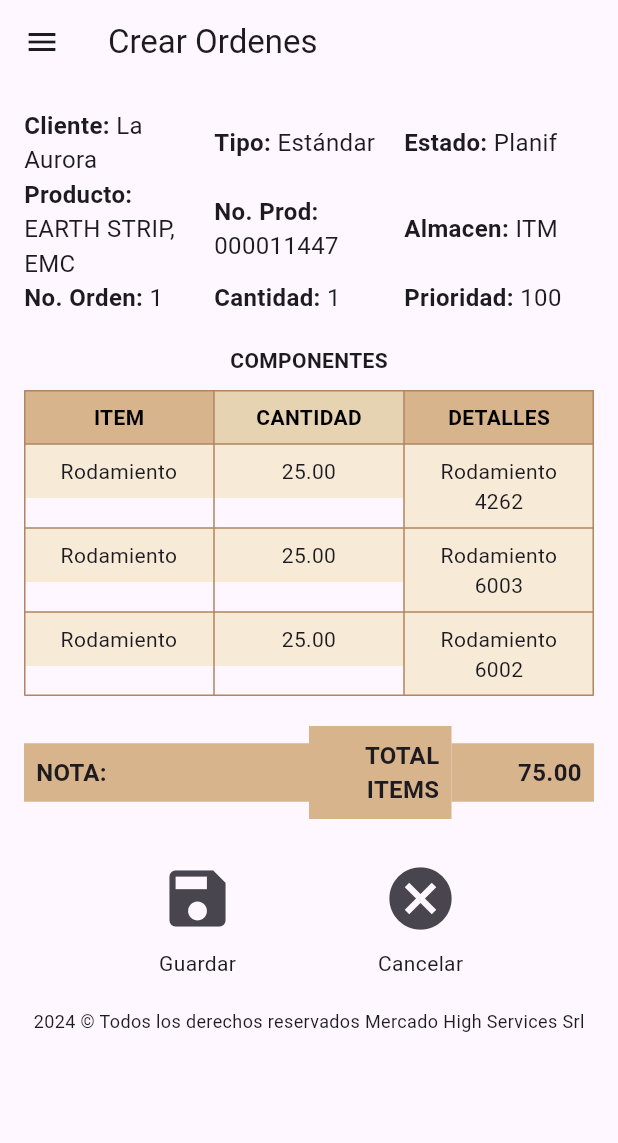
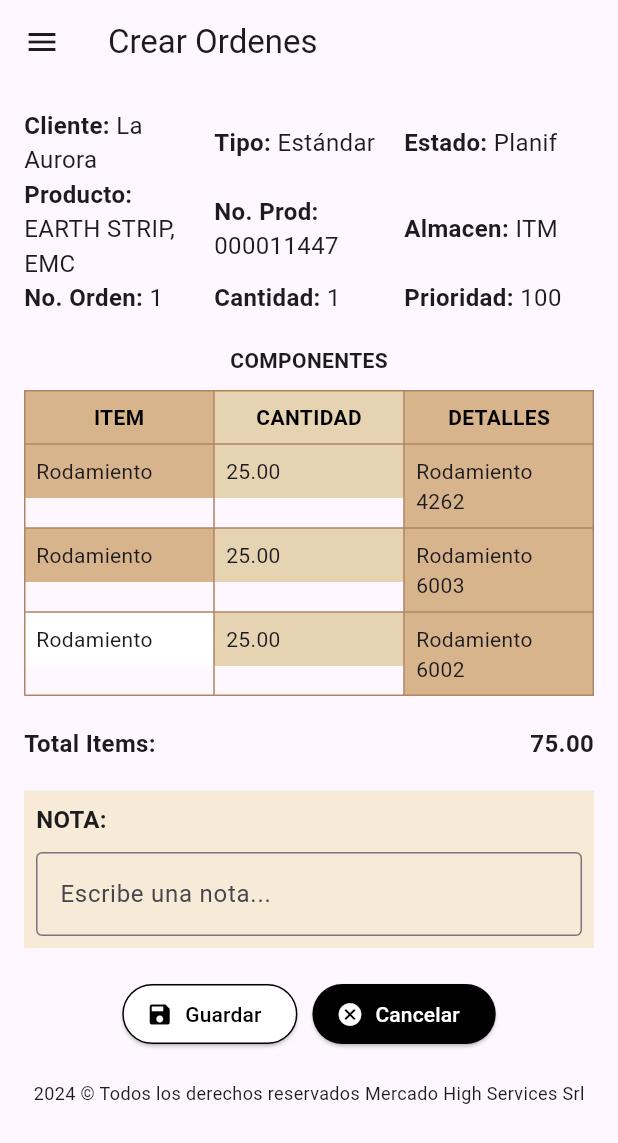
Before and after one commit to MHS-SRL/InterfaceProduccion, a Flutter app: the CrearOrdenesScreen screen opened by its route, on a phone screen of 412 x 824 dp. Shown: the top 1143 px of the screen. Run offline on Flutter 3.47's test engine with Material 3 defaults, Android fonts, the phone set to English and light mode, and no system bars; our stand-ins replace fl_chart.

Commit message:
Arregle lo de crear ordenes la parte de notas, los botones, la sumatoria de los item

```diff
--- a/lib/main.dart
+++ b/lib/main.dart
@@ -21,7 +21,7 @@ class MyApp extends StatelessWidget {
     return MaterialApp(
       debugShowCheckedModeBanner: false,
       title: 'Material App',
-      routes: {
+      routes: <String, WidgetBuilder>{
         'login': (_) => const LoginScreen(),
         'home': (_) => const HomeScreen(),
         'crear_ordenes': (_) => const CrearOrdenesScreen(),
--- a/lib/screens/crear_ordenes_screen.dart
+++ b/lib/screens/crear_ordenes_screen.dart
@@ -1,6 +1,5 @@
 import 'package:flutter/material.dart';
-import 'drawer_items.dart'; // Importa el archivo que contiene DrawerItems
-import '/screens/orden_creada_screen.dart';
+import 'drawer_items.dart';
 import '/screens/home_screen.dart';
 
 class CrearOrdenesScreen extends StatelessWidget {
@@ -15,8 +14,7 @@ class CrearOrdenesScreen extends StatelessWidget {
       drawer: Drawer(
         child: ListView(
           padding: EdgeInsets.zero,
-          children: DrawerItems.getDrawerItems(
-              context), // Usa la función estática de DrawerItems
+          children: DrawerItems.getDrawerItems(context),
         ),
       ),
       body: SingleChildScrollView(
@@ -25,6 +23,7 @@ class CrearOrdenesScreen extends StatelessWidget {
           child: Column(
             crossAxisAlignment: CrossAxisAlignment.start,
             children: [
+              // Sección de cliente, tipo y estado
               const Row(
                 mainAxisAlignment: MainAxisAlignment.spaceBetween,
                 children: [
@@ -194,6 +193,7 @@ class CrearOrdenesScreen extends StatelessWidget {
                 ],
               ),
               const SizedBox(height: 20),
+              // Componente
               const Center(
                 child: Text(
                   'COMPONENTES',
@@ -254,97 +254,103 @@ class CrearOrdenesScreen extends StatelessWidget {
                   ),
                   _buildTableRow('Rodamiento', '25.00', 'Rodamiento 4262'),
                   _buildTableRow('Rodamiento', '25.00', 'Rodamiento 6003'),
-                  _buildTableRow('Rodamiento', '25.00', 'Rodamiento 6002'),
+                  _buildTableRow('Rodamiento', '25.00', 'Rodamiento 6002', isHighlighted: true), // Marca el cuarto elemento
                 ],
               ),
               const SizedBox(height: 20),
-              Row(
+              // Total de Cantidad
+              const Row(
                 mainAxisAlignment: MainAxisAlignment.spaceBetween,
                 children: [
-                  Expanded(
-                    flex: 2,
-                    child: Container(
-                      color: const Color(0xFFD8B48C),
+                  Text(
+                    'Total Items:',
+                    style: TextStyle(
+                      fontSize: 16,
+                      fontWeight: FontWeight.bold,
+                    ),
+                  ),
+                  Text(
+                    '75.00',
+                    style: TextStyle(
+                      fontSize: 16,
+                      fontWeight: FontWeight.bold,
+                    ),
+                  ),
+                ],
+              ),
+              const SizedBox(height: 20),
+              // Sección de Notas
+              Container(
+                color: const Color(0xFFF7EAD7),
                 padding: const EdgeInsets.all(8.0),
-                      child: const Text(
+                child: Column(
+                  crossAxisAlignment: CrossAxisAlignment.start,
+                  children: [
+                    const Text(
                       'NOTA:',
                       style: TextStyle(
                         fontSize: 16,
                         fontWeight: FontWeight.bold,
                       ),
                     ),
-                    ),
-                  ),
+                    const SizedBox(height: 10),
+                    Row(
+                      children: [
                         Expanded(
-                    flex: 1,
-                    child: Container(
-                      color: const Color(0xFFD8B48C),
-                      padding: const EdgeInsets.all(8.0),
-                      child: const Text(
-                        'TOTAL ITEMS',
-                        textAlign: TextAlign.right,
-                        style: TextStyle(
-                          fontSize: 16,
-                          fontWeight: FontWeight.bold,
-                        ),
-                      ),
-                    ),
-                  ),
-                  Expanded(
-                    flex: 1,
-                    child: Container(
-                      color: const Color(0xFFD8B48C),
-                      padding: const EdgeInsets.all(8.0),
-                      child: const Text(
-                        '75.00',
-                        textAlign: TextAlign.right,
-                        style: TextStyle(
-                          fontSize: 16,
-                          fontWeight: FontWeight.bold,
-                        ),
+                          child: TextField(
+                            decoration: InputDecoration(
+                              border: OutlineInputBorder(),
+                              labelText: 'Escribe una nota...',
                             ),
                           ),
                         ),
                       ],
                     ),
-              const SizedBox(height: 20),
-              Row(
-                mainAxisAlignment: MainAxisAlignment.spaceEvenly,
-                children: [
-                  Column(
-                    children: [
-                      IconButton(
-                        icon: const Icon(Icons.save, size: 50),
-                        onPressed: () {
-                          // Lógica para guardar
-                          Navigator.push(
-                            context,
-                            MaterialPageRoute(builder: (context) => const OrdenCreadaScreen()),
-                          );
-                        },
-                      ),
-                      const Text('Guardar'),
                   ],
                 ),
-                  Column(
+              ),
+              const SizedBox(height: 20),
+              // Botones de Cancelar y Guardar
+              Row(
+                mainAxisAlignment: MainAxisAlignment.center,
                 children: [
-                      IconButton(
-                        icon: const Icon(Icons.cancel, size: 50),
+                  ElevatedButton.icon(
                     onPressed: () {
-                          // Lógica para cancelar
                       Navigator.pop(context);
 
-                          // Cambiar la lógica aquí
                       Navigator.pushAndRemoveUntil(
                         context,
-                            MaterialPageRoute(builder: (context) => const HomeScreen()),
+                        MaterialPageRoute(
+                            builder: (context) => const HomeScreen()),
                         (route) => false,
                       );
                       print('Cancelar');
                     },
+                    icon: const Icon(Icons.save), // Icono de guardar
+                    label: const Text('Guardar'),
+                    style: ElevatedButton.styleFrom(
+                      foregroundColor: Colors.black, backgroundColor: Colors.white, // Color del texto negro
+                      side: const BorderSide(color: Colors.black), // Borde negro
                     ),
-                      const Text('Cancelar'),
-                    ],
+                  ),
+                  const SizedBox(width: 10), // Espacio entre botones
+                  ElevatedButton.icon(
+                    onPressed: () {
+                      Navigator.pop(context);
+
+                      Navigator.pushAndRemoveUntil(
+                        context,
+                        MaterialPageRoute(
+                            builder: (context) => const HomeScreen()),
+                        (route) => false,
+                      );
+                      print('Cancelar');
+                    },
+                    icon: const Icon(Icons.cancel), // Icono de cancelar
+                    label: const Text('Cancelar'),
+                    style: ElevatedButton.styleFrom(
+                      foregroundColor: Colors.white, backgroundColor: Colors.black, // Color del texto blanco
+                    ),
                   ),
                 ],
               ),
@@ -362,23 +368,23 @@ class CrearOrdenesScreen extends StatelessWidget {
     );
   }
 
-  TableRow _buildTableRow(String item, String cantidad, String detalles) {
+  TableRow _buildTableRow(String item, String cantidad, String detalles, {bool isHighlighted = false}) {
     return TableRow(
       children: [
         Container(
-          color: const Color(0xFFF7EAD7),
+          color: isHighlighted ? Colors.white : const Color(0xFFD8B48C), // Fondo blanco solo para el cuarto rodamiento
           padding: const EdgeInsets.all(8.0),
-          child: Text(item, textAlign: TextAlign.center),
+          child: Text(item),
         ),
         Container(
-          color: const Color(0xFFF7EAD7),
+          color: const Color(0xFFE6D3B1), // Color de la columna 'CANTIDAD'
           padding: const EdgeInsets.all(8.0),
-          child: Text(cantidad, textAlign: TextAlign.center),
+          child: Text(cantidad),
         ),
         Container(
-          color: const Color(0xFFF7EAD7),
+          color: const Color(0xFFD8B48C), // Color de la columna 'DETALLES'
           padding: const EdgeInsets.all(8.0),
-          child: Text(detalles, textAlign: TextAlign.center),
+          child: Text(detalles),
         ),
       ],
     );
--- a/lib/screens/login_screen.dart
+++ b/lib/screens/login_screen.dart
@@ -103,11 +103,15 @@ class LoginScreen extends StatelessWidget {
                         onPressed: () {
                           Navigator.pushReplacementNamed(context, 'home');
                         },
-                      )
+                      ),
+                      const SizedBox(height: 30),
+                      const Text(
+                        '2024 © Todos los derechos reservados Mercado High Services Srl',
+                        style: TextStyle(fontSize: 12),
+                      ),
                     ],
                   ),
                 ),
-
               ],
             ),
           ),
--- a/lib/screens/ver_ordenes_pendientes_screen.dart
+++ b/lib/screens/ver_ordenes_pendientes_screen.dart
@@ -2,6 +2,8 @@ import 'package:flutter/material.dart';
 import 'drawer_items.dart';
 
 class VerOrdenesPendientesScreen extends StatelessWidget {
+  const VerOrdenesPendientesScreen({super.key});
+
   @override
   Widget build(BuildContext context) {
     return Scaffold(
@@ -123,7 +125,7 @@ class VerOrdenesPendientesScreen extends StatelessWidget {
 }
 
 void main() {
-  runApp(MaterialApp(
+  runApp(const MaterialApp(
     home: VerOrdenesPendientesScreen(),
   ));
 }
```
Lines whose indentation alone changed are shown as unchanged.
